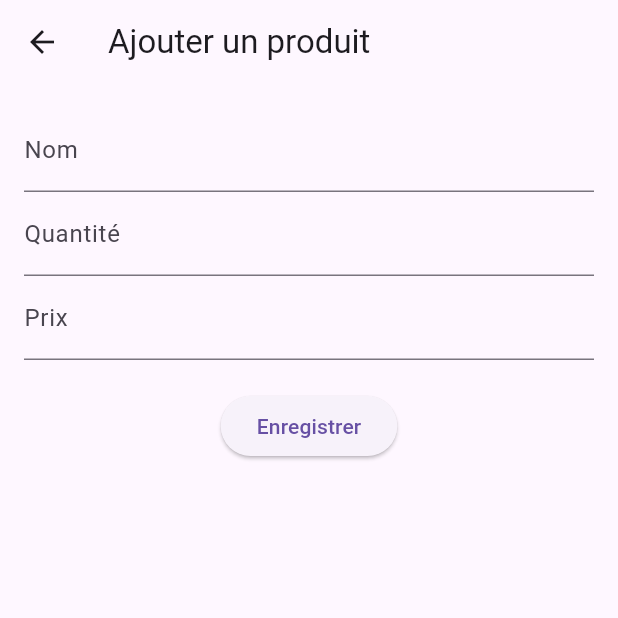
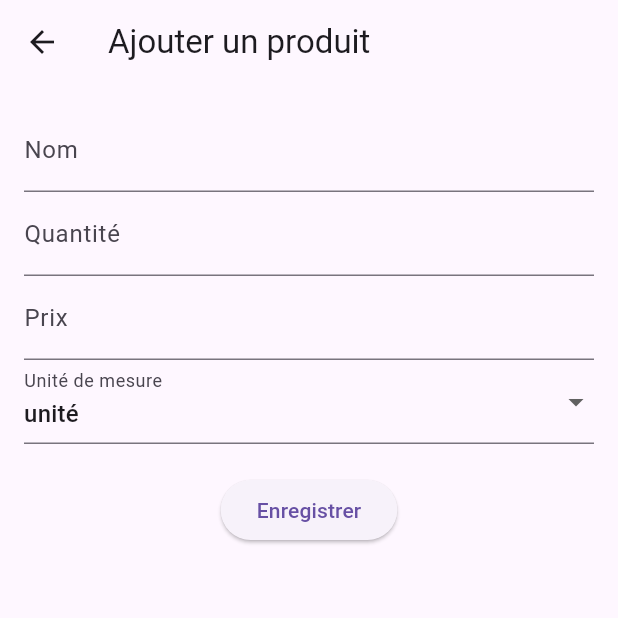
Before and after one commit to papis301/samacaisseflutter, a Flutter app: the ProductFormScreen screen opened directly, on a phone screen of 412 x 824 dp, the top half of it. Run offline on Flutter 3.47's test engine with Material 3 defaults, Android fonts, the phone set to English and light mode, and no system bars; our stand-ins replace share_plus, sqflite; accounts and stored records are empty.

Commit message:
version 1 terminé

```diff
--- a/lib/db/app_db_helper.dart
+++ b/lib/db/app_db_helper.dart
@@ -54,7 +54,8 @@ class AppDatabaseHelper {
         name TEXT,
         quantity DOUBLE,
         price REAL,
-        date TEXT
+        date TEXT,
+        unit TEXT
       )
     ''');
 
--- a/lib/models/product_model.dart
+++ b/lib/models/product_model.dart
@@ -4,6 +4,7 @@ class ProductModel {
   final double quantity;
   final double price;
   final String date;
+  final String unit;
 
   ProductModel({
     this.id,
@@ -11,6 +12,7 @@ class ProductModel {
     required this.quantity,
     required this.price,
     required this.date,
+    required this.unit,
   });
 
   Map<String, dynamic> toMap() {
@@ -20,6 +22,7 @@ class ProductModel {
       'quantity': quantity,
       'price': price,
       'date': date,
+      'unit': unit,
     };
   }
 
@@ -30,6 +33,7 @@ class ProductModel {
       quantity: map['quantity'],
       price: map['price'],
       date: map['date'],
+      unit: map['unit'],
     );
   }
 }
--- a/lib/screens/create_admin_screen.dart
+++ b/lib/screens/create_admin_screen.dart
@@ -64,6 +64,10 @@ class _CreateAdminScreenState extends State<CreateAdminScreen> {
             ),
             const SizedBox(height: 20),
             ElevatedButton(
+              style: ElevatedButton.styleFrom(
+                backgroundColor: Colors.green, // couleur du bouton
+                foregroundColor: Colors.white, // couleur du texte
+              ),
               onPressed: createAdmin,
               child: const Text("Créer l'admin"),
             )
--- a/lib/screens/login_screen.dart
+++ b/lib/screens/login_screen.dart
@@ -88,6 +88,10 @@ class _LoginScreenState extends State<LoginScreen> {
             ),
             const SizedBox(height: 20),
             ElevatedButton(
+              style: ElevatedButton.styleFrom(
+                backgroundColor: Colors.green, // couleur du bouton
+                foregroundColor: Colors.white, // couleur du texte
+              ),
               onPressed: login,
               child: const Text("Se connecter"),
             ),
--- a/lib/screens/product_form_screen.dart
+++ b/lib/screens/product_form_screen.dart
@@ -16,6 +16,8 @@ class _ProductFormScreenState extends State<ProductFormScreen> {
   final quantityController = TextEditingController();
   final priceController = TextEditingController();
   final db = AppDatabaseHelper();
+  String selectedUnit = 'unité'; // Valeur par défaut
+  final List<String> units = ['unité', 'kg', 'L', 'm', 'paquet'];
 
   @override
   void initState() {
@@ -38,8 +40,11 @@ class _ProductFormScreenState extends State<ProductFormScreen> {
       name: name,
       quantity: quantity,
       price: price,
+      unit: selectedUnit,
       date: widget.product?.date ?? date,
     );
+
+
 
     if (widget.product == null) {
       await db.insertProduct(product);
@@ -65,12 +70,27 @@ class _ProductFormScreenState extends State<ProductFormScreen> {
             TextField(
               controller: quantityController,
               decoration: const InputDecoration(labelText: "Quantité"),
-              keyboardType: TextInputType.number,
+                keyboardType: const TextInputType.numberWithOptions(decimal: true),
             ),
             TextField(
               controller: priceController,
               decoration: const InputDecoration(labelText: "Prix"),
               keyboardType: const TextInputType.numberWithOptions(decimal: true),
+            ),
+            DropdownButtonFormField<String>(
+              value: selectedUnit,
+              decoration: const InputDecoration(labelText: "Unité de mesure"),
+              items: units.map((unit) {
+                return DropdownMenuItem(
+                  value: unit,
+                  child: Text(unit),
+                );
+              }).toList(),
+              onChanged: (value) {
+                setState(() {
+                  selectedUnit = value!;
+                });
+              },
             ),
             const SizedBox(height: 20),
             ElevatedButton(
--- a/lib/screens/user_form_screen.dart
+++ b/lib/screens/user_form_screen.dart
@@ -71,7 +71,10 @@ class _UserFormScreenState extends State<UserFormScreen> {
               }).toList(),
             ),
             const SizedBox(height: 20),
-            ElevatedButton(onPressed: saveUser, child: const Text("Enregistrer")),
+            ElevatedButton(style: ElevatedButton.styleFrom(
+              backgroundColor: Colors.green, // couleur du bouton
+              foregroundColor: Colors.white, // couleur du texte
+            ),onPressed: saveUser, child: const Text("Enregistrer")),
           ],
         ),
       ),
```
Also changed, not shown: lib/screens/admin_dashboard_screen.dart (+16 -0 lines), lib/screens/cashier_screen.dart (+23 -2 lines), lib/screens/clients_screen.dart (+12 -2 lines), lib/screens/vente_recap_screen.dart (+10 -2 lines).
